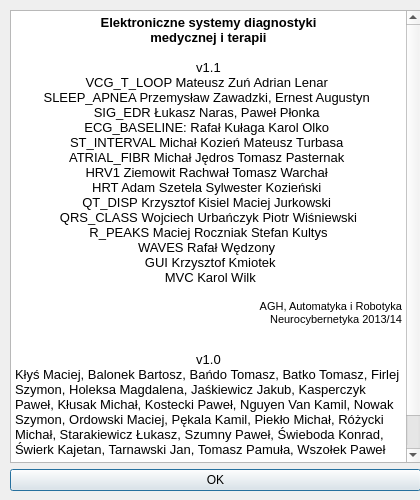
Above: EKG/Views/about.ui from qwerty90/ProjektEKG before the change. Below: the same form after it.
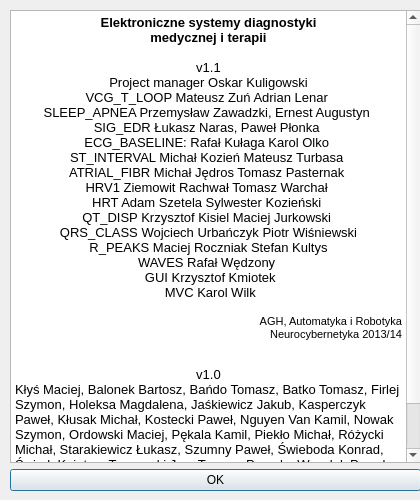
That is the form after the change. Icons and pictures are not drawn.

The edit to the form file:
```diff
--- a/EKG/Views/about.ui
+++ b/EKG/Views/about.ui
@@ -56,6 +56,7 @@
 &lt;p align=&quot;center&quot; style=&quot; margin-top:0px; margin-bottom:0px; margin-left:0px; margin-right:0px; -qt-block-indent:0; text-indent:0px;&quot;&gt;&lt;span style=&quot; font-size:10pt; font-weight:600;&quot;&gt;medycznej i terapii&lt;/span&gt;&lt;/p&gt;
 &lt;p align=&quot;center&quot; style=&quot;-qt-paragraph-type:empty; margin-top:0px; margin-bottom:0px; margin-left:0px; margin-right:0px; -qt-block-indent:0; text-indent:0px; font-size:10pt;&quot;&gt;&lt;br /&gt;&lt;/p&gt;
 &lt;p align=&quot;center&quot; style=&quot; margin-top:0px; margin-bottom:0px; margin-left:0px; margin-right:0px; -qt-block-indent:0; text-indent:0px;&quot;&gt;&lt;span style=&quot; font-size:10pt;&quot;&gt;v1.1&lt;/span&gt;&lt;/p&gt;
+&lt;p align=&quot;center&quot; style=&quot; margin-top:0px; margin-bottom:0px; margin-left:0px; margin-right:0px; -qt-block-indent:0; text-indent:0px;&quot;&gt;&lt;span style=&quot; font-size:10pt;&quot;&gt;Project manager Oskar Kuligowski&lt;/span&gt;&lt;/p&gt;
 &lt;p align=&quot;center&quot; style=&quot; margin-top:0px; margin-bottom:0px; margin-left:0px; margin-right:0px; -qt-block-indent:0; text-indent:0px;&quot;&gt;&lt;span style=&quot; font-size:10pt;&quot;&gt;VCG_T_LOOP Mateusz Zuń Adrian Lenar &lt;/span&gt;&lt;/p&gt;
 &lt;p align=&quot;center&quot; style=&quot; margin-top:0px; margin-bottom:0px; margin-left:0px; margin-right:0px; -qt-block-indent:0; text-indent:0px;&quot;&gt;&lt;span style=&quot; font-size:10pt;&quot;&gt;SLEEP_APNEA Przemysław Zawadzki, Ernest Augustyn &lt;/span&gt;&lt;/p&gt;
 &lt;p align=&quot;center&quot; style=&quot; margin-top:0px; margin-bottom:0px; margin-left:0px; margin-right:0px; -qt-block-indent:0; text-indent:0px;&quot;&gt;&lt;span style=&quot; font-size:10pt;&quot;&gt;SIG_EDR Łukasz Naras, Paweł Płonka &lt;/span&gt;&lt;/p&gt;
```
